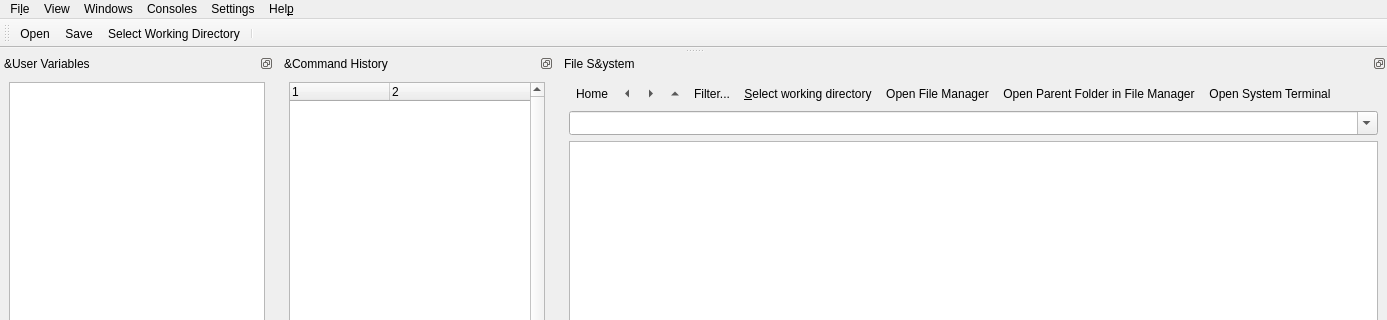
This is src/scipyen/gui/mainwindow.ui in ctigaret/scipyen as Qt 5 draws it before an edit; both pictures show x 0 to 1387 and y 0 to 320 of the 1387 by 843 pixel window. The edited form follows.
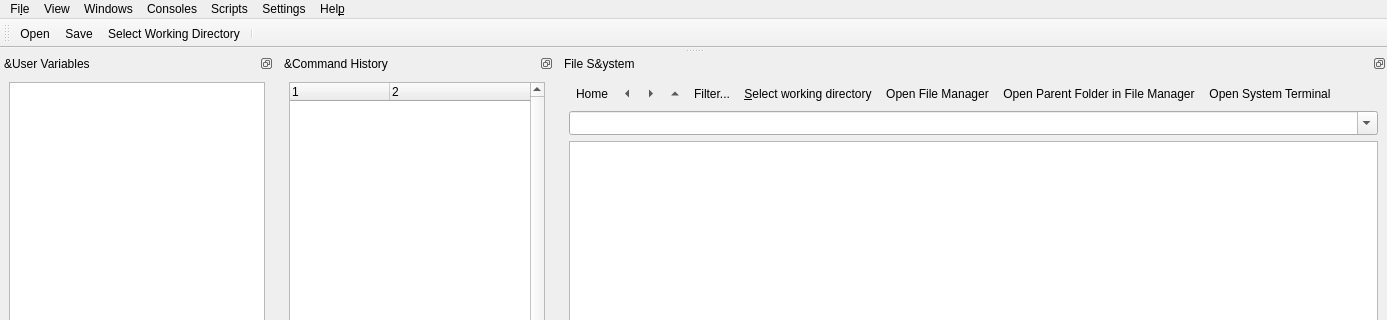
This is the edited form. Icons and pictures are not drawn.

The edit to the form file:
```diff
--- a/src/scipyen/gui/mainwindow.ui
+++ b/src/scipyen/gui/mainwindow.ui
@@ -137,10 +137,19 @@
     </property>
     <addaction name="actionOpen_System_Terminal"/>
    </widget>
+   <widget class="QMenu" name="menuScripts">
+    <property name="title">
+     <string>Scripts</string>
+    </property>
+    <property name="icon">
+     <iconset theme="dialog-scripts"/>
+    </property>
+   </widget>
    <addaction name="menuFile"/>
    <addaction name="menuView"/>
    <addaction name="menuViewers"/>
    <addaction name="menuConsoles"/>
+   <addaction name="menuScripts"/>
    <addaction name="menuSettings"/>
    <addaction name="menuHelp"/>
   </widget>
```
Left out of the diff: 17 changed lines with no effect on the pictures.
